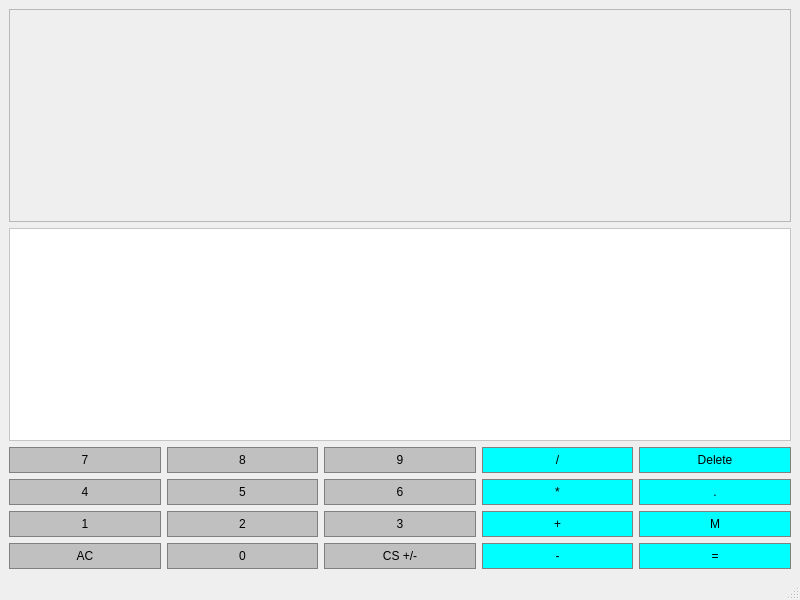
Above: mainwindow.ui from caglarozten/CalculatorDesign before the change. Below: the same form after it.
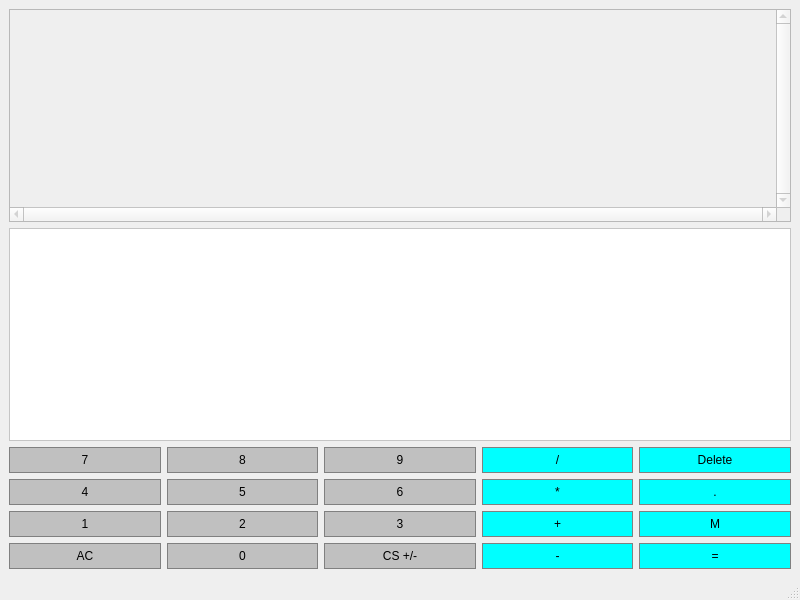
That is the form after the change.

```diff
--- a/mainwindow.ui
+++ b/mainwindow.ui
@@ -621,6 +621,12 @@
         <pointsize>30</pointsize>
        </font>
       </property>
+      <property name="verticalScrollBarPolicy">
+       <enum>Qt::ScrollBarAlwaysOn</enum>
+      </property>
+      <property name="horizontalScrollBarPolicy">
+       <enum>Qt::ScrollBarAlwaysOn</enum>
+      </property>
      </widget>
     </item>
     <item row="5" column="0">
```
